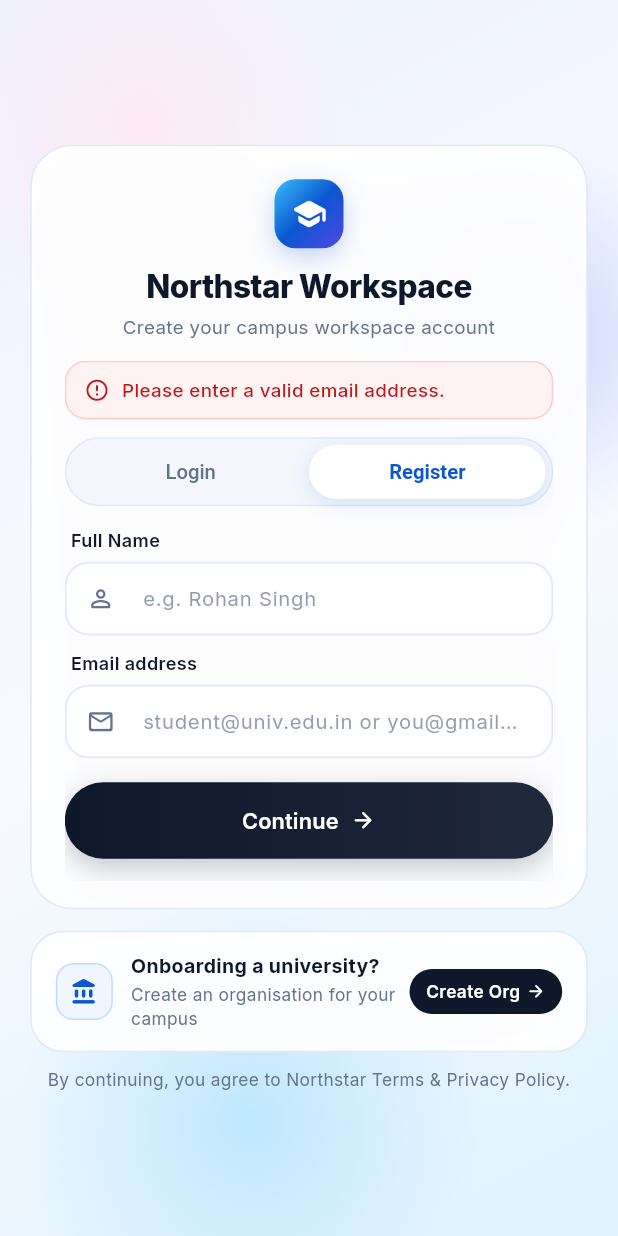
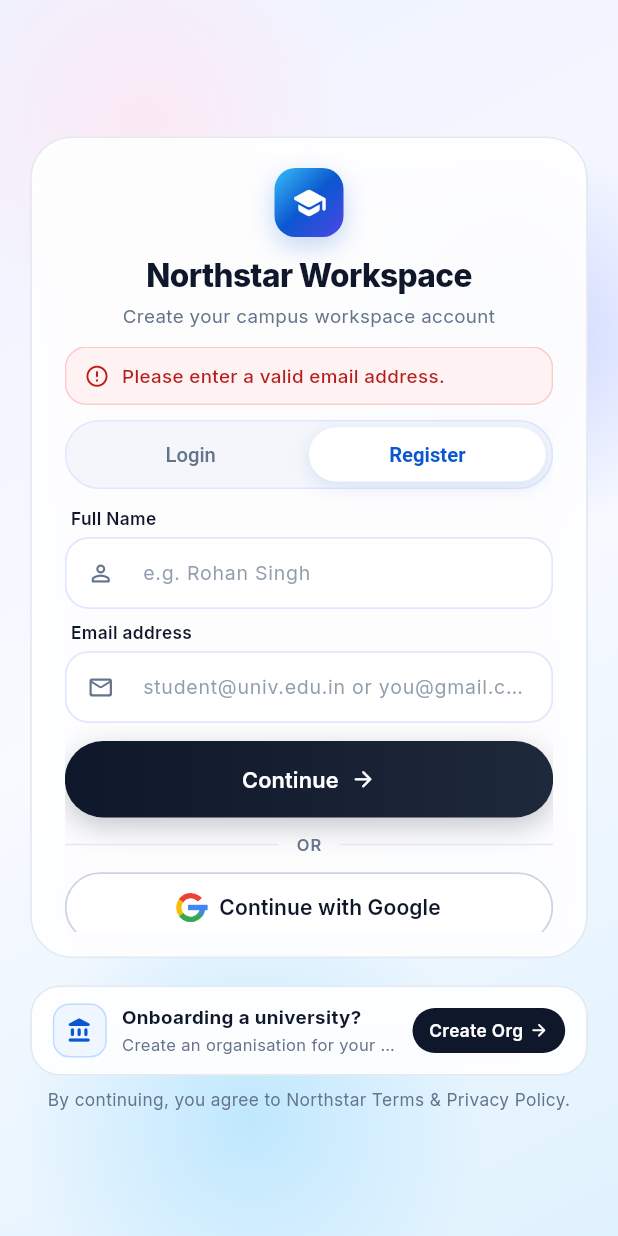
Before and after one commit to alansoul/workspace_campus-app, a Flutter app: the screen it shows after launch, after a tap on "Register", after a tap on "Continue", on a phone screen of 412 x 824 dp. Run offline on Flutter 3.47's test engine with Material 3 defaults, Android fonts, the phone set to English and light mode, and no system bars; our stand-ins replace app_links, dio, flutter_riverpod, flutter_secure_storage, google_fonts; network calls fail.

Commit message:
feat(auth): tighten auth card spacing, footer anchoring, and OTP paste pill

```diff
--- a/lib/features/auth/presentation/screens/login_screen.dart
+++ b/lib/features/auth/presentation/screens/login_screen.dart
@@ -165,21 +165,39 @@ class _LoginScreenState extends ConsumerState<LoginScreen>
     final flow = ref.watch(authFlowControllerProvider);
     final size = MediaQuery.sizeOf(context);
     final isDesktop = size.width >= 900;
-    final cardHeight = math.min(510.0, math.max(360.0, size.height - 170.0));
+    final cardHeight = math.min(
+      548.0,
+      math.max(360.0, size.height - (isDesktop ? 170.0 : 210.0)),
+    );
 
-    final authColumn = Column(
+    final bottomFooter = Column(
+      mainAxisSize: MainAxisSize.min,
       crossAxisAlignment: CrossAxisAlignment.stretch,
-      mainAxisSize: MainAxisSize.min,
       children: [
-        SizedBox(
+        _UniversityOnboardingCard(
+          onTap: () => UniversityOnboardingSheet.show(context),
+        ),
+        const SizedBox(height: 8),
+        const Text(
+          'By continuing, you agree to Northstar Terms & Privacy Policy.',
+          textAlign: TextAlign.center,
+          style: TextStyle(
+            fontSize: 11.5,
+            color: AppColors.textSecondary,
+          ),
+        ),
+      ],
+    );
+
+    final authCard = SizedBox(
       height: cardHeight,
       child: FrostedGlassCard(
-            padding: const EdgeInsets.fromLTRB(22, 22, 22, 18),
+        padding: const EdgeInsets.fromLTRB(22, 20, 22, 16),
         child: Column(
           crossAxisAlignment: CrossAxisAlignment.stretch,
           children: [
             _buildHeader(flow),
-                const SizedBox(height: 14),
+            const SizedBox(height: 12),
             Expanded(
               child: AnimatedSwitcher(
                 duration: const Duration(milliseconds: 220),
@@ -196,14 +214,14 @@ class _LoginScreenState extends ConsumerState<LoginScreen>
                           message: flow.errorMessage!,
                           isError: true,
                         ),
-                            const SizedBox(height: 12),
+                        const SizedBox(height: 10),
                       ],
                       if (flow.infoMessage != null) ...[
                         AuthFeedbackBanner(
                           message: flow.infoMessage!,
                           isError: false,
                         ),
-                            const SizedBox(height: 12),
+                        const SizedBox(height: 10),
                       ],
                       _buildPageContent(flow),
                     ],
@@ -214,20 +232,17 @@ class _LoginScreenState extends ConsumerState<LoginScreen>
           ],
         ),
       ),
-        ),
+    );
+
+    final authColumn = Column(
+      crossAxisAlignment: CrossAxisAlignment.stretch,
+      mainAxisSize: MainAxisSize.min,
+      children: [
+        authCard,
+        if (isDesktop) ...[
           const SizedBox(height: 14),
-        _UniversityOnboardingCard(
-          onTap: () => UniversityOnboardingSheet.show(context),
-        ),
-        const SizedBox(height: 10),
-        const Text(
-          'By continuing, you agree to Northstar Terms & Privacy Policy.',
-          textAlign: TextAlign.center,
-          style: TextStyle(
-            fontSize: 11.5,
-            color: AppColors.textSecondary,
-          ),
-        ),
+          bottomFooter,
+        ],
       ],
     );
 
@@ -235,6 +250,7 @@ class _LoginScreenState extends ConsumerState<LoginScreen>
       backgroundColor: AppColors.auroraLavender,
       body: FluidAuthBackdrop(
         maxWidth: isDesktop ? 1020 : 440,
+        bottomFooter: isDesktop ? null : bottomFooter,
         child: isDesktop
             ? Row(
                 crossAxisAlignment: CrossAxisAlignment.center,
@@ -428,7 +444,7 @@ class _LoginScreenState extends ConsumerState<LoginScreen>
             _onEmailChanged(_emailController.text);
           },
         ),
-        const SizedBox(height: 14),
+        const SizedBox(height: 12),
         if (isSignUp) ...[
           FluidTextField(
             controller: _nameController,
@@ -438,7 +454,7 @@ class _LoginScreenState extends ConsumerState<LoginScreen>
             enabled: !flow.isLoading && !flow.isGoogleLoading,
             onChanged: (_) => notifier.clearBanners(),
           ),
-          const SizedBox(height: 10),
+          const SizedBox(height: 8),
         ],
         FluidTextField(
           controller: _emailController,
@@ -453,13 +469,13 @@ class _LoginScreenState extends ConsumerState<LoginScreen>
           onSubmitted: (_) => _submitEmailEntry(),
         ),
         if (showBanner) ...[
-          const SizedBox(height: 10),
+          const SizedBox(height: 8),
           DomainStatusBanner(
             resolution: flow.domainResolution,
             isResolving: flow.isResolvingDomain,
           ),
         ],
-        const SizedBox(height: 16),
+        const SizedBox(height: 12),
         FluidPrimaryButton(
           label: 'Continue',
           trailingIcon: Icons.arrow_forward_rounded,
@@ -469,7 +485,7 @@ class _LoginScreenState extends ConsumerState<LoginScreen>
               ? null
               : _submitEmailEntry,
         ),
-        const SizedBox(height: 12),
+        const SizedBox(height: 10),
         const Row(
           children: [
             Expanded(child: Divider(color: AppColors.border)),
@@ -488,7 +504,7 @@ class _LoginScreenState extends ConsumerState<LoginScreen>
             Expanded(child: Divider(color: AppColors.border)),
           ],
         ),
-        const SizedBox(height: 12),
+        const SizedBox(height: 10),
         GoogleOAuthButton(
           isLoading: flow.isGoogleLoading,
           onPressed: flow.isLoading ? null : notifier.signInWithGoogle,
@@ -772,8 +788,8 @@ class _UniversityOnboardingCard extends StatelessWidget {
   @override
   Widget build(BuildContext context) {
     return FrostedGlassCard(
-      padding: const EdgeInsets.symmetric(horizontal: 16, vertical: 13),
-      borderRadius: 22,
+      padding: const EdgeInsets.symmetric(horizontal: 14, vertical: 11),
+      borderRadius: 20,
       tintColor: Colors.white.withValues(alpha: 0.94),
       child: InkWell(
         onTap: onTap,
@@ -781,37 +797,41 @@ class _UniversityOnboardingCard extends StatelessWidget {
         child: Row(
           children: [
             Container(
-              width: 38,
-              height: 38,
+              width: 36,
+              height: 36,
               decoration: BoxDecoration(
                 color: AppColors.primaryContainer,
-                borderRadius: BorderRadius.circular(12),
+                borderRadius: BorderRadius.circular(11),
                 border: Border.all(color: const Color(0xFFBFDBFE)),
               ),
               child: const Icon(
                 Icons.account_balance_rounded,
                 color: AppColors.primary,
-                size: 19,
+                size: 18,
               ),
             ),
-            const SizedBox(width: 12),
+            const SizedBox(width: 10),
             const Expanded(
               child: Column(
                 crossAxisAlignment: CrossAxisAlignment.start,
                 children: [
                   Text(
                     'Onboarding a university?',
+                    maxLines: 1,
+                    overflow: TextOverflow.ellipsis,
                     style: TextStyle(
-                      fontSize: 13,
+                      fontSize: 12.5,
                       fontWeight: FontWeight.w700,
                       color: AppColors.textPrimary,
                     ),
                   ),
-                  SizedBox(height: 2),
+                  SizedBox(height: 1),
                   Text(
                     'Create an organisation for your campus',
+                    maxLines: 1,
+                    overflow: TextOverflow.ellipsis,
                     style: TextStyle(
-                      fontSize: 11.5,
+                      fontSize: 11,
                       color: AppColors.textSecondary,
                     ),
                   ),
--- a/lib/features/auth/presentation/widgets/auth_form_fields.dart
+++ b/lib/features/auth/presentation/widgets/auth_form_fields.dart
@@ -40,11 +40,11 @@ class FluidTextField extends StatelessWidget {
       crossAxisAlignment: CrossAxisAlignment.start,
       children: [
         Padding(
-          padding: const EdgeInsets.only(left: 4, bottom: 6),
+          padding: const EdgeInsets.only(left: 4, bottom: 4),
           child: Text(
             label,
             style: const TextStyle(
-              fontSize: 12,
+              fontSize: 11.5,
               fontWeight: FontWeight.w600,
               color: AppColors.textPrimary,
             ),
@@ -59,7 +59,7 @@ class FluidTextField extends StatelessWidget {
           onChanged: onChanged,
           onSubmitted: onSubmitted,
           style: const TextStyle(
-            fontSize: 14,
+            fontSize: 13.5,
             fontWeight: FontWeight.w500,
             color: AppColors.textPrimary,
           ),
@@ -67,19 +67,20 @@ class FluidTextField extends StatelessWidget {
             hintText: hint,
             hintStyle: TextStyle(
               color: AppColors.textSecondary.withValues(alpha: 0.7),
-              fontSize: 13.5,
+              fontSize: 13,
               fontWeight: FontWeight.w400,
             ),
             prefixIcon: Icon(
               prefixIcon,
-              size: 19,
+              size: 18,
               color: AppColors.textSecondary,
             ),
             suffixIcon: suffixIcon,
             filled: true,
             fillColor: Colors.white.withValues(alpha: 0.92),
+            isDense: true,
             contentPadding:
-                const EdgeInsets.symmetric(horizontal: 16, vertical: 14),
+                const EdgeInsets.symmetric(horizontal: 14, vertical: 12),
             enabledBorder: OutlineInputBorder(
               borderRadius: BorderRadius.circular(16),
               borderSide: BorderSide(color: borderColor, width: 1.2),
--- a/lib/features/auth/presentation/widgets/domain_status_banner.dart
+++ b/lib/features/auth/presentation/widgets/domain_status_banner.dart
@@ -131,7 +131,7 @@ class DomainStatusBanner extends StatelessWidget {
 
   static String? _buildAccountStatusText(DomainResolution res) {
     if (res.accountExists == null) return null;
-    if (res.isUniversityAdmin) {
+    if (res.isUniversity && res.isUniversityAdmin) {
       return 'University Administrator verified • Ready to sign in';
     }
     if (res.accountExists == true) {
@@ -167,7 +167,7 @@ class _BadgeBox extends StatelessWidget {
   @override
   Widget build(BuildContext context) {
     return Container(
-      padding: const EdgeInsets.symmetric(horizontal: 12, vertical: 9),
+      padding: const EdgeInsets.symmetric(horizontal: 11, vertical: 7.5),
       decoration: BoxDecoration(
         color: background,
         borderRadius: BorderRadius.circular(14),
--- a/lib/features/auth/presentation/widgets/fluid_auth_backdrop.dart
+++ b/lib/features/auth/presentation/widgets/fluid_auth_backdrop.dart
@@ -5,11 +5,13 @@ import '../../../../core/constants/app_colors.dart';
 /// Soft pastel aurora backdrop + frosted glass container inspired by modern fluid mobile UIs.
 class FluidAuthBackdrop extends StatefulWidget {
   final Widget child;
+  final Widget? bottomFooter;
   final double maxWidth;
 
   const FluidAuthBackdrop({
     super.key,
     required this.child,
+    this.bottomFooter,
     this.maxWidth = 440,
   });
 
@@ -93,15 +95,37 @@ class _FluidAuthBackdropState extends State<FluidAuthBackdrop>
           },
         ),
         SafeArea(
-          child: Center(
-            child: SingleChildScrollView(
-              physics: const BouncingScrollPhysics(),
-              padding: const EdgeInsets.symmetric(horizontal: 20, vertical: 24),
-              child: ConstrainedBox(
-                constraints: BoxConstraints(maxWidth: widget.maxWidth),
-                child: widget.child,
-              ),
-            ),
+          child: LayoutBuilder(
+            builder: (context, constraints) {
+              return SingleChildScrollView(
+                physics: const BouncingScrollPhysics(),
+                padding: const EdgeInsets.fromLTRB(20, 14, 20, 12),
+                child: ConstrainedBox(
+                  constraints: BoxConstraints(
+                    minHeight: (constraints.maxHeight - 26).clamp(0.0, 4000.0),
+                  ),
+                  child: Center(
+                    child: ConstrainedBox(
+                      constraints: BoxConstraints(maxWidth: widget.maxWidth),
+                      child: widget.bottomFooter == null
+                          ? widget.child
+                          : Column(
+                              mainAxisAlignment: MainAxisAlignment.spaceBetween,
+                              mainAxisSize: MainAxisSize.max,
+                              children: [
+                                const SizedBox(height: 6),
+                                widget.child,
+                                Padding(
+                                  padding: const EdgeInsets.only(top: 18),
+                                  child: widget.bottomFooter!,
+                                ),
+                              ],
+                            ),
+                    ),
+                  ),
+                ),
+              );
+            },
           ),
         ),
       ],
```
Also changed, not shown: lib/features/auth/presentation/widgets/otp_code_boxes.dart (+53 -14 lines). Lines whose indentation alone changed are shown as unchanged.
